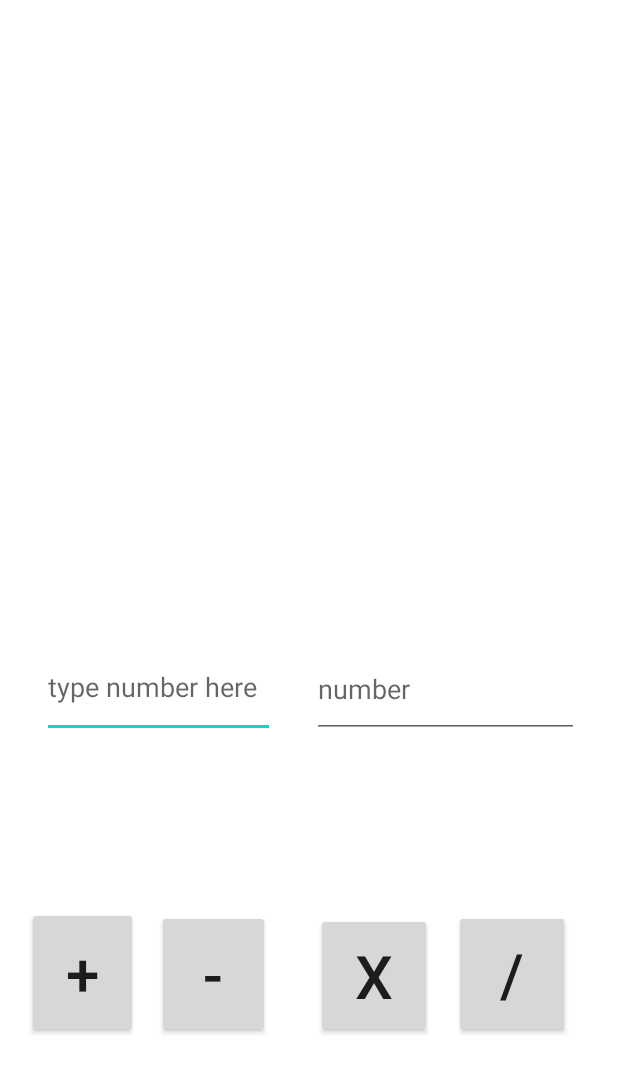
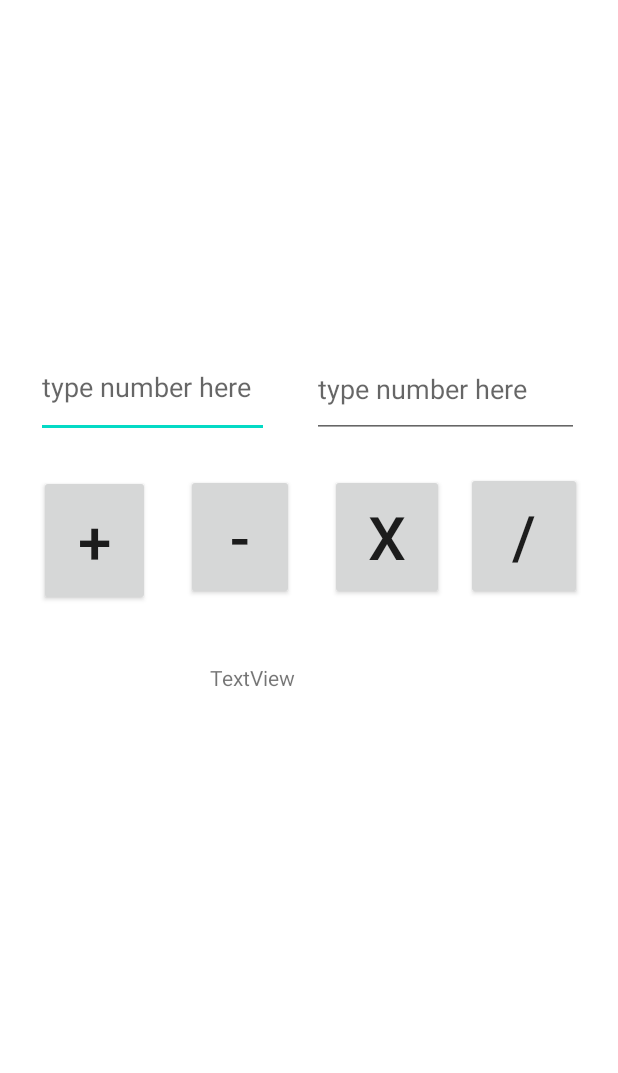
Before and after one commit to MaxMclenonn477/CalculatorApp, an Android app: the SecondActivity screen opened directly, with no data from a screen before it, on a phone screen of 412 x 824 dp. Shown: the top 1073 px of the screen. Run offline under Robolectric (Android 15) with nearby library versions, the phone set to English and light mode, and no system bars.

Commit message:
made adding and subtration

```diff
--- a/app/src/main/java/com/example/calculatorapp/MainActivity.java
+++ b/app/src/main/java/com/example/calculatorapp/MainActivity.java
@@ -6,6 +6,7 @@ import android.content.Intent;
 import android.os.Bundle;
 import android.view.View;
 import android.widget.EditText;
+import android.widget.TextView;
 
 public class MainActivity extends AppCompatActivity {
 
@@ -19,7 +20,7 @@ public class MainActivity extends AppCompatActivity {
 
     public void switchScreens(View veiw){
         //make a reference to the EditText in the xml for the page
-        EditText editText = findViewById(R.id.intOne);
+        EditText editText = findViewById(R.id.numOne);
         // extract the String text from this editText
         String name = editText.getText().toString();
 
@@ -32,6 +33,27 @@ public class MainActivity extends AppCompatActivity {
         startActivity(intent);
     }
 
+    public void findSum(View view){
+        EditText numberOne = findViewById(R.id.numOne);
+        EditText numberTwo = findViewById(R.id.numTwo);
+        TextView numberSum = findViewById(R.id.result);
 
+        int num1 = Integer.parseInt(numberOne.getText().toString());
+        int num2 = Integer.parseInt(numberTwo.getText().toString());
+        int sum = num1 + num2;
+
+        numberSum.setText("" + sum);
+    }
+    public void findSub(View view) {
+        EditText numberOne = findViewById(R.id.numOne);
+        EditText numberTwo = findViewById(R.id.numTwo);
+        TextView numberSum = findViewById(R.id.result);
+
+        int num1 = Integer.parseInt(numberOne.getText().toString());
+        int num2 = Integer.parseInt(numberTwo.getText().toString());
+        int sum = num1 - num2;
+
+        numberSum.setText("" + sum);
+    }
 
 }
--- a/app/src/main/java/com/example/calculatorapp/SecondActivity.java
+++ b/app/src/main/java/com/example/calculatorapp/SecondActivity.java
@@ -1,7 +1,9 @@
 package com.example.calculatorapp;
 
 import android.app.Activity;
+import android.content.Intent;
 import android.os.Bundle;
+import android.widget.TextView;
 
 public class SecondActivity extends Activity {
 
@@ -10,5 +12,14 @@ public class SecondActivity extends Activity {
         super.onCreate(savedInstanceState);
         setContentView(R.layout.activity_main);
 
+        //inside onCreate is where we include any code that helps us set up the screen
+        //receive the intent
+        Intent intent = getIntent();
+        // extract the String
+        String nameToShow = intent.getStringExtra("USERNAME");
+
+        // get a reference
+        TextView textView = findViewById(R.id.numTwo);
+        textView.setText(nameToShow);
     }
 }
--- a/app/src/main/res/layout/activity_main.xml
+++ b/app/src/main/res/layout/activity_main.xml
@@ -7,11 +7,11 @@
     tools:context=".MainActivity">
 
     <EditText
-        android:id="@+id/intOne"
+        android:id="@+id/numOne"
         android:layout_width="155dp"
         android:layout_height="68dp"
-        android:layout_marginStart="28dp"
-        android:layout_marginBottom="332dp"
+        android:layout_marginStart="24dp"
+        android:layout_marginBottom="532dp"
         android:ems="10"
         android:hint="type number here"
         android:inputType="textPersonName"
@@ -20,13 +20,13 @@
         app:layout_constraintStart_toStartOf="parent" />
 
     <EditText
-        android:id="@+id/intTwo"
+        android:id="@+id/numTwo"
         android:layout_width="178dp"
         android:layout_height="65dp"
         android:layout_marginStart="208dp"
-        android:layout_marginBottom="332dp"
+        android:layout_marginBottom="532dp"
         android:ems="10"
-        android:hint="number"
+        android:hint="type number here"
         android:inputType="textPersonName"
         android:text=""
         app:layout_constraintBottom_toBottomOf="parent"
@@ -36,10 +36,11 @@
         android:id="@+id/button"
         android:layout_width="74dp"
         android:layout_height="87dp"
-        android:layout_marginEnd="320dp"
-        android:layout_marginBottom="132dp"
+        android:layout_marginEnd="312dp"
+        android:layout_marginBottom="420dp"
         android:text="+"
         android:textSize="40sp"
+        android:onClick="findSum"
         app:layout_constraintBottom_toBottomOf="parent"
         app:layout_constraintEnd_toEndOf="parent" />
 
@@ -47,8 +48,8 @@
         android:id="@+id/button2"
         android:layout_width="77dp"
         android:layout_height="85dp"
-        android:layout_marginEnd="32dp"
-        android:layout_marginBottom="132dp"
+        android:layout_marginEnd="24dp"
+        android:layout_marginBottom="424dp"
         android:text="/"
         android:textSize="40sp"
         app:layout_constraintBottom_toBottomOf="parent"
@@ -56,10 +57,10 @@
 
     <Button
         android:id="@+id/button3"
-        android:layout_width="77dp"
-        android:layout_height="83dp"
-        android:layout_marginEnd="124dp"
-        android:layout_marginBottom="132dp"
+        android:layout_width="76dp"
+        android:layout_height="84dp"
+        android:layout_marginEnd="116dp"
+        android:layout_marginBottom="424dp"
         android:text="x"
         android:textSize="40sp"
         app:layout_constraintBottom_toBottomOf="parent"
@@ -67,13 +68,23 @@
 
     <Button
         android:id="@+id/button4"
-        android:layout_width="75dp"
-        android:layout_height="85dp"
-        android:layout_marginEnd="232dp"
-        android:layout_marginBottom="132dp"
+        android:layout_width="72dp"
+        android:layout_height="84dp"
+        android:layout_marginEnd="216dp"
+        android:layout_marginBottom="424dp"
         android:text="-"
         android:textSize="40sp"
         app:layout_constraintBottom_toBottomOf="parent"
         app:layout_constraintEnd_toEndOf="parent" />
 
+    <TextView
+        android:id="@+id/result"
+        android:layout_width="131dp"
+        android:layout_height="74dp"
+        android:layout_marginStart="140dp"
+        android:layout_marginBottom="308dp"
+        android:text="TextView"
+        app:layout_constraintBottom_toBottomOf="parent"
+        app:layout_constraintStart_toStartOf="parent" />
+
 </androidx.constraintlayout.widget.ConstraintLayout>
--- a/app/src/main/res/values/themes.xml
+++ b/app/src/main/res/values/themes.xml
@@ -2,8 +2,8 @@
     <!-- Base application theme. -->
     <style name="Theme.CalculatorApp" parent="Theme.MaterialComponents.DayNight.DarkActionBar">
         <!-- Primary brand color. -->
-        <item name="colorPrimary">@color/purple_500</item>
-        <item name="colorPrimaryVariant">@color/purple_700</item>
+        <item name="colorPrimary">@color/orange</item>
+        <item name="colorPrimaryVariant">@color/dark_red</item>
         <item name="colorOnPrimary">@color/white</item>
         <!-- Secondary brand color. -->
         <item name="colorSecondary">@color/teal_200</item>
```
